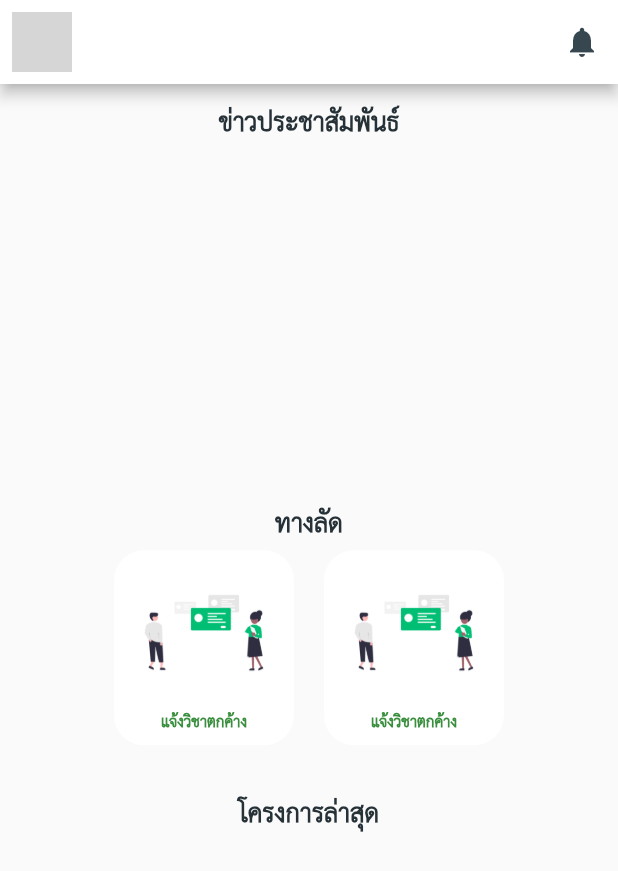
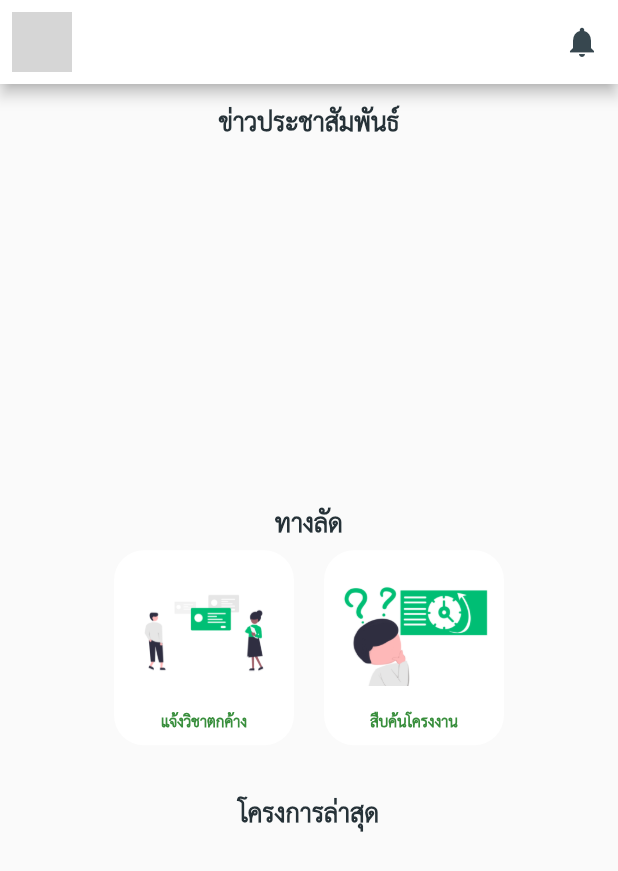
Before and after one commit to Yurine-Sama/Update-Csmju-App-, a Flutter app: the HomePageCarousel screen opened directly, on a phone screen of 412 x 824 dp. Shown: the top 871 px of the screen. Run offline on Flutter 3.47's test engine with Material 2 defaults, Android fonts, the phone set to English and light mode, and no system bars; drawn by our look-alikes of carousel_slider; our stand-ins replace awesome_dialog, date_time_picker, dio, dropdown_search, image_picker, shared_preferences and 2 more; missing offline and left inert: barcode_scan2, image_picker_for_web, search_choices, shared_preferences_web; accounts and stored records are empty; network calls fail; project files that could hold a hidden picture were left out; grey boxes are pictures that could not be loaded.

Commit message:
update categories widget ver 1.1

```diff
--- a/lib/widget/categories_widget.dart
+++ b/lib/widget/categories_widget.dart
@@ -7,7 +7,8 @@ import 'package:flutter/src/widgets/framework.dart';
 class CategoriesWidget extends StatelessWidget {
   CategoriesWidget({Key? key}) : super(key: key);
 
-  final List<String> image = ['assets/images/1.jpg', 'assets/images/2.jpg'];
+  final List<String> imagePaths = ['images/1.png', 'images/2.jpg'];
+  final List<String> texts = ["แจ้งวิชาตกค้าง", "สืบค้นโครงงาน"];
 
   @override
   Widget build(BuildContext context) {
@@ -16,28 +17,35 @@ class CategoriesWidget extends StatelessWidget {
       child: Row(
         children: [
           //loop images
-          for (int i = 1; i < 3; i++)
-            Container(
+          // for (String imagePath in imagePaths)
+          for (int i = 0; i < imagePaths.length; i++)
+            GestureDetector(
+              onTap: () {
+                // do something when tapped
+              },
+              child: Container(
                 margin: EdgeInsets.symmetric(horizontal: 10),
                 padding: EdgeInsets.symmetric(vertical: 5, horizontal: 10),
                 decoration: BoxDecoration(
-                  color: Colors.white, borderRadius: BorderRadius.circular(20)),
+                    color: Colors.white,
+                    borderRadius: BorderRadius.circular(20)),
                 child: Column(
                   crossAxisAlignment: CrossAxisAlignment.center,
                   children: [
                     Image.asset(
-                    'images/1.png',
+                      imagePaths[i],
                       width: 100,
                       height: 100,
                     ),
                     Text(
-                    "แจ้งวิชาตกค้าง",
+                      texts[i],
                       style: TextStyle(
                           fontWeight: FontWeight.bold,
                           fontSize: 15,
                           color: Colors.green[700]),
                     )
                   ],
+                ),
               ),
             )
         ],
```
Also changed, not shown: lib/APImodel/apinew.dart (+79 -0 lines), 4 other files. Lines whose indentation alone changed are shown as unchanged.
